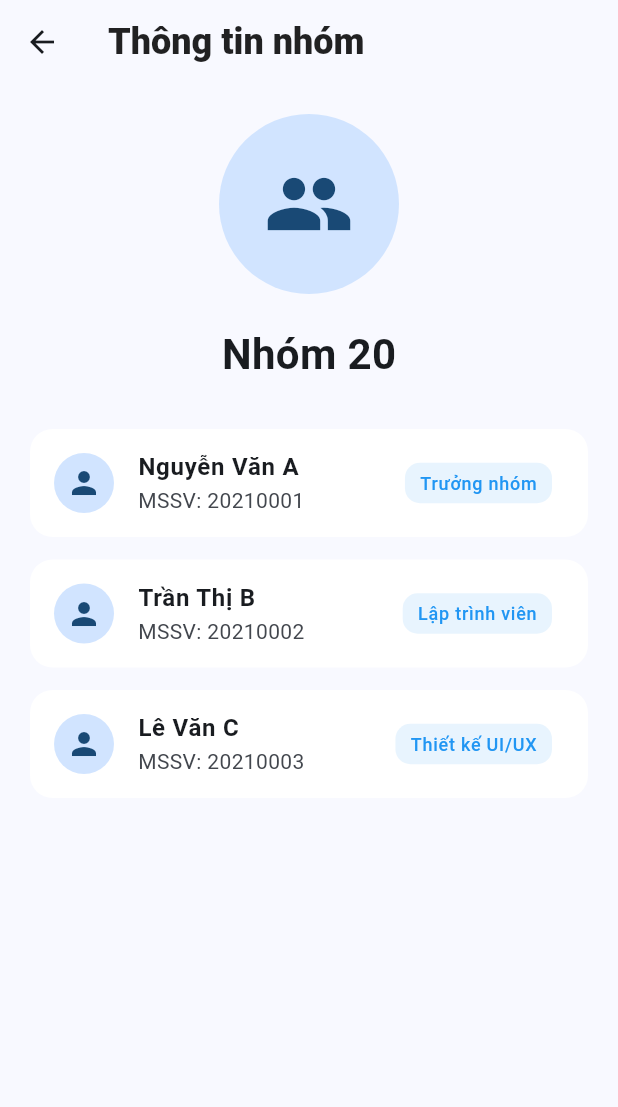
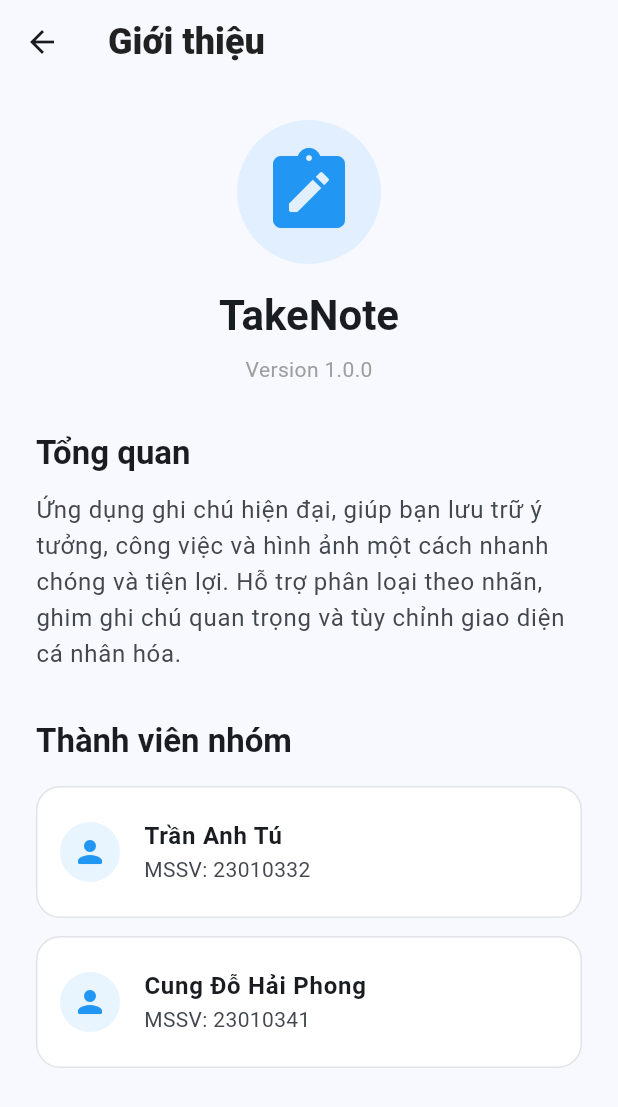
Before and after one commit to TranTu7425/2025_2_LTTBDD_N03_Nhom_20, a Flutter app: the ManHinhThongTinNhom screen opened directly, on a phone screen of 412 x 824 dp. Shown: the top 1107 px of the screen. Run offline on Flutter 3.47's test engine with Material 3 defaults, Android fonts, the phone set to English and light mode, and no system bars; our stand-ins replace image_picker.

Commit message:
di chuyển thông tin nhóm vào mục Giới thiệu trong Cài đặt và cập nhật thành viên

```diff
--- a/lib/screens/man_hinh_cai_dat.dart
+++ b/lib/screens/man_hinh_cai_dat.dart
@@ -44,7 +44,6 @@ class ManHinhCaiDat extends StatelessWidget {
               radius: 15,
             ),
             onTap: () {
-              // Hiển thị hộp thoại chọn màu
               showDialog(
                 context: context,
                 builder: (context) => AlertDialog(
@@ -80,8 +79,140 @@ class ManHinhCaiDat extends StatelessWidget {
               );
             },
           ),
+          const Divider(),
+          ListTile(
+            leading: const Icon(Icons.info_outline_rounded),
+            title: Text(laTiengViet ? 'Giới thiệu' : 'About'),
+            trailing: const Icon(Icons.chevron_right_rounded),
+            onTap: () {
+              Navigator.push(
+                context,
+                MaterialPageRoute(builder: (_) => const ManHinhThongTinNhom()),
+              );
+            },
+          ),
         ],
       ),
     );
   }
 }
+
+class ManHinhThongTinNhom extends StatelessWidget {
+  const ManHinhThongTinNhom({super.key});
+
+  @override
+  Widget build(BuildContext context) {
+    final quanLy = Provider.of<QuanLyGhiChu>(context);
+    final laTiengViet = quanLy.laTiengViet;
+
+    return Scaffold(
+      appBar: AppBar(
+        title: Text(laTiengViet ? 'Giới thiệu' : 'About'),
+      ),
+      body: SingleChildScrollView(
+        padding: const EdgeInsets.all(24.0),
+        child: Column(
+          crossAxisAlignment: CrossAxisAlignment.start,
+          children: [
+            Center(
+              child: Column(
+                children: [
+                  Container(
+                    padding: const EdgeInsets.all(16),
+                    decoration: BoxDecoration(
+                      color: quanLy.mauChuDao.withOpacity(0.1),
+                      shape: BoxShape.circle,
+                    ),
+                    child: Icon(
+                      Icons.note_alt_rounded,
+                      size: 64,
+                      color: quanLy.mauChuDao,
+                    ),
+                  ),
+                  const SizedBox(height: 16),
+                  Text(
+                    'TakeNote',
+                    style: Theme.of(context).textTheme.headlineMedium?.copyWith(
+                          fontWeight: FontWeight.bold,
+                          color: Theme.of(context).colorScheme.onSurface,
+                        ),
+                  ),
+                  const SizedBox(height: 8),
+                  Text(
+                    'Version 1.0.0',
+                    style: Theme.of(context).textTheme.bodyMedium?.copyWith(
+                          color: Colors.grey,
+                        ),
+                  ),
+                ],
+              ),
+            ),
+            const SizedBox(height: 32),
+            Text(
+              laTiengViet ? 'Tổng quan' : 'Overview',
+              style: Theme.of(context).textTheme.titleLarge?.copyWith(
+                    fontWeight: FontWeight.bold,
+                  ),
+            ),
+            const SizedBox(height: 12),
+            Text(
+              laTiengViet
+                  ? 'Ứng dụng ghi chú hiện đại, giúp bạn lưu trữ ý tưởng, công việc và hình ảnh một cách nhanh chóng và tiện lợi. Hỗ trợ phân loại theo nhãn, ghim ghi chú quan trọng và tùy chỉnh giao diện cá nhân hóa.'
+                  : 'A modern note-taking app that helps you quickly and conveniently store ideas, tasks, and images. Supports tag classification, pinning important notes, and personalized interface customization.',
+              style: Theme.of(context).textTheme.bodyLarge?.copyWith(
+                    height: 1.5,
+                    color: Theme.of(context).colorScheme.onSurfaceVariant,
+                  ),
+            ),
+            const SizedBox(height: 32),
+            Text(
+              laTiengViet ? 'Thành viên nhóm' : 'Team Members',
+              style: Theme.of(context).textTheme.titleLarge?.copyWith(
+                    fontWeight: FontWeight.bold,
+                  ),
+            ),
+            const SizedBox(height: 16),
+            _XayDungTheThanhVien(
+              context,
+              'Trần Anh Tú',
+              '23010332',
+              quanLy.mauChuDao,
+            ),
+            _XayDungTheThanhVien(
+              context,
+              'Cung Đỗ Hải Phong',
+              '23010341',
+              quanLy.mauChuDao,
+            ),
+          ],
+        ),
+      ),
+    );
+  }
+
+  Widget _XayDungTheThanhVien(
+      BuildContext context, String ten, String mssv, Color mauChuDao) {
+    return Card(
+      margin: const EdgeInsets.only(bottom: 12),
+      elevation: 0,
+      shape: RoundedRectangleBorder(
+        borderRadius: BorderRadius.circular(16),
+        side: BorderSide(
+          color: Theme.of(context).colorScheme.outlineVariant.withOpacity(0.5),
+        ),
+      ),
+      child: ListTile(
+        contentPadding: const EdgeInsets.symmetric(horizontal: 16, vertical: 8),
+        leading: CircleAvatar(
+          backgroundColor: mauChuDao.withOpacity(0.1),
+          child: Icon(Icons.person_rounded, color: mauChuDao),
+        ),
+        title: Text(
+          ten,
+          style: const TextStyle(fontWeight: FontWeight.bold),
+        ),
+        subtitle: Text('MSSV: $mssv'),
+      ),
+    );
+  }
+}
--- a/lib/screens/man_hinh_danh_sach.dart
+++ b/lib/screens/man_hinh_danh_sach.dart
@@ -6,7 +6,6 @@ import '../providers/quan_ly_ghi_chu.dart';
 import '../models/ghi_chu.dart';
 import 'man_hinh_soan_thao.dart';
 import 'man_hinh_cai_dat.dart';
-import 'man_hinh_thong_tin_nhom.dart';
 
 class ManHinhDanhSach extends StatefulWidget {
   const ManHinhDanhSach({super.key});
@@ -314,11 +313,6 @@ class _ManHinhDanhSachState extends State<ManHinhDanhSach> {
           if (chiSo == 1) {
             Navigator.push(
               context,
-              MaterialPageRoute(builder: (_) => const ManHinhThongTinNhom()),
-            ).then((_) => setState(() => _chiSoHienTai = 0));
-          } else if (chiSo == 2) {
-            Navigator.push(
-              context,
               MaterialPageRoute(builder: (_) => const ManHinhCaiDat()),
             ).then((_) => setState(() => _chiSoHienTai = 0));
           }
@@ -328,11 +322,6 @@ class _ManHinhDanhSachState extends State<ManHinhDanhSach> {
             icon: const Icon(Icons.edit_note_outlined),
             selectedIcon: const Icon(Icons.edit_note_rounded),
             label: laTiengViet ? 'Ghi chú' : 'Notes',
-          ),
-          NavigationDestination(
-            icon: const Icon(Icons.people_outline_rounded),
-            selectedIcon: const Icon(Icons.people_rounded),
-            label: laTiengViet ? 'Nhóm' : 'Team',
           ),
           NavigationDestination(
             icon: const Icon(Icons.settings_suggest_outlined),
--- a/lib/screens/man_hinh_thong_tin_nhom.dart
+++ /dev/null
@@ -1,75 +0,0 @@
-import 'package:flutter/material.dart';
-import 'package:provider/provider.dart';
-import '../providers/quan_ly_ghi_chu.dart';
-
-class ManHinhThongTinNhom extends StatelessWidget {
-  const ManHinhThongTinNhom({super.key});
-
-  @override
-  Widget build(BuildContext context) {
-    final quanLy = Provider.of<QuanLyGhiChu>(context);
-    final laTiengViet = quanLy.laTiengViet;
-
-    return Scaffold(
-      appBar: AppBar(
-        title: Text(laTiengViet ? 'Thông tin nhóm' : 'Team Info'),
-      ),
-      body: SingleChildScrollView(
-        padding: const EdgeInsets.all(20.0),
-        child: Column(
-          crossAxisAlignment: CrossAxisAlignment.center,
-          children: [
-            const CircleAvatar(
-              radius: 60,
-              child: Icon(Icons.group, size: 60),
-            ),
-            const SizedBox(height: 20),
-            Text(
-              laTiengViet ? 'Nhóm 20' : 'Team 20',
-              style: const TextStyle(fontSize: 28, fontWeight: FontWeight.bold),
-            ),
-            const SizedBox(height: 30),
-            _XayDungTheThanhVien(
-              laTiengViet ? 'Nguyễn Văn A' : 'Nguyen Van A',
-              '20210001',
-              laTiengViet ? 'Trưởng nhóm' : 'Team Leader',
-            ),
-            _XayDungTheThanhVien(
-              laTiengViet ? 'Trần Thị B' : 'Tran Thi B',
-              '20210002',
-              laTiengViet ? 'Lập trình viên' : 'Developer',
-            ),
-            _XayDungTheThanhVien(
-              laTiengViet ? 'Lê Văn C' : 'Le Van C',
-              '20210003',
-              laTiengViet ? 'Thiết kế UI/UX' : 'UI/UX Designer',
-            ),
-          ],
-        ),
-      ),
-    );
-  }
-
-  Widget _XayDungTheThanhVien(String ten, String mssv, String vaiTro) {
-    return Card(
-      margin: const EdgeInsets.only(bottom: 15),
-      shape: RoundedRectangleBorder(borderRadius: BorderRadius.circular(15)),
-      child: ListTile(
-        leading: const CircleAvatar(child: Icon(Icons.person)),
-        title: Text(ten, style: const TextStyle(fontWeight: FontWeight.bold)),
-        subtitle: Text('MSSV: $mssv'),
-        trailing: Container(
-          padding: const EdgeInsets.symmetric(horizontal: 10, vertical: 5),
-          decoration: BoxDecoration(
-            color: Colors.blue.withOpacity(0.1),
-            borderRadius: BorderRadius.circular(10),
-          ),
-          child: Text(
-            vaiTro,
-            style: const TextStyle(fontSize: 12, color: Colors.blue),
-          ),
-        ),
-      ),
-    );
-  }
-}
```
